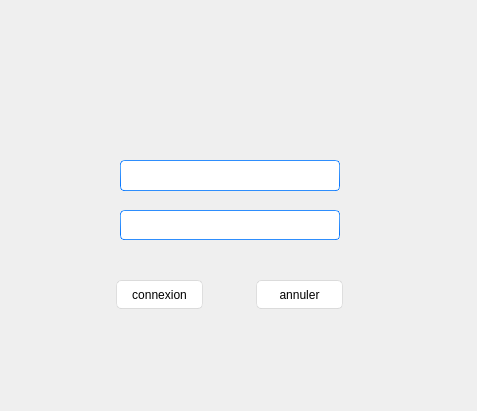
Above: ui/logIn.ui from YassineBaghdadi/TransportingPlanning before the change. Below: the same form after it.
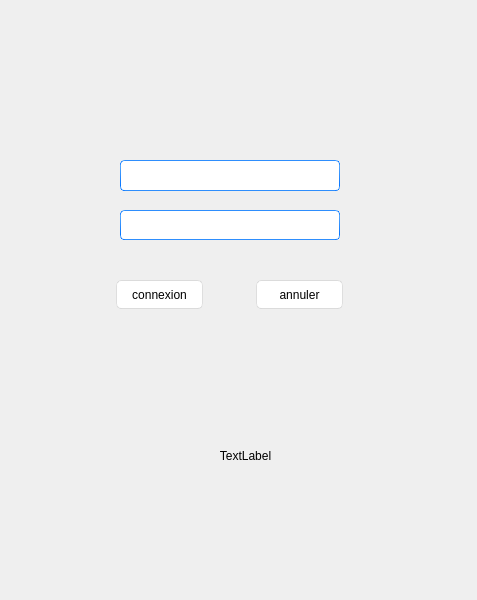
That is the form after the change.

Patch:
```diff
--- a/ui/logIn.ui
+++ b/ui/logIn.ui
@@ -7,7 +7,7 @@
     <x>0</x>
     <y>0</y>
     <width>477</width>
-    <height>411</height>
+    <height>600</height>
    </rect>
   </property>
   <property name="minimumSize">
@@ -19,7 +19,7 @@
   <property name="maximumSize">
    <size>
     <width>477</width>
-    <height>411</height>
+    <height>600</height>
    </size>
   </property>
   <property name="windowTitle">
@@ -672,6 +672,22 @@
     <bool>true</bool>
    </property>
   </widget>
+  <widget class="QLabel" name="label_2">
+   <property name="geometry">
+    <rect>
+     <x>70</x>
+     <y>370</y>
+     <width>351</width>
+     <height>171</height>
+    </rect>
+   </property>
+   <property name="text">
+    <string>TextLabel</string>
+   </property>
+   <property name="alignment">
+    <set>Qt::AlignCenter</set>
+   </property>
+  </widget>
  </widget>
  <resources/>
  <connections>
```
Left out of the diff: 21 changed lines with no effect on the pictures.
